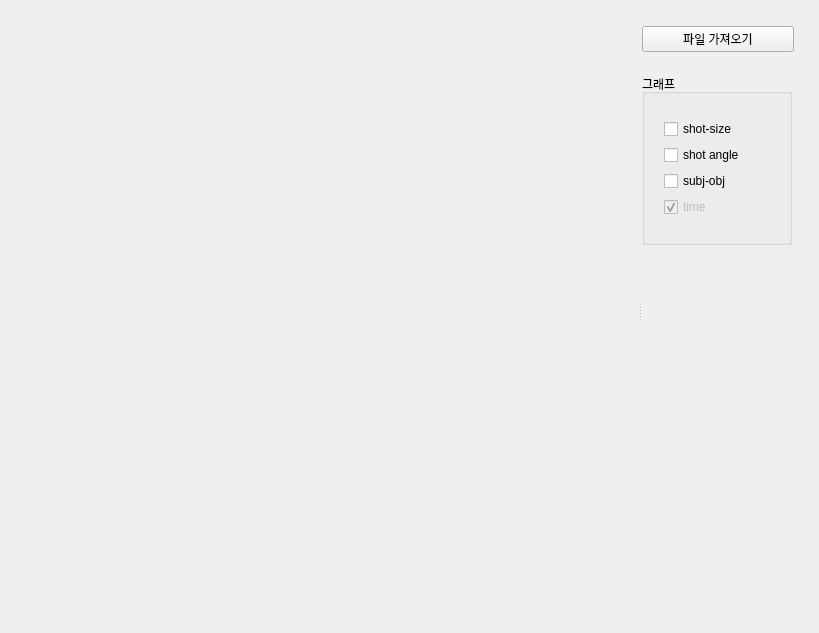
First picture: the form in main.ui, repository jueoneom/shotDataVisualization, before the edit.
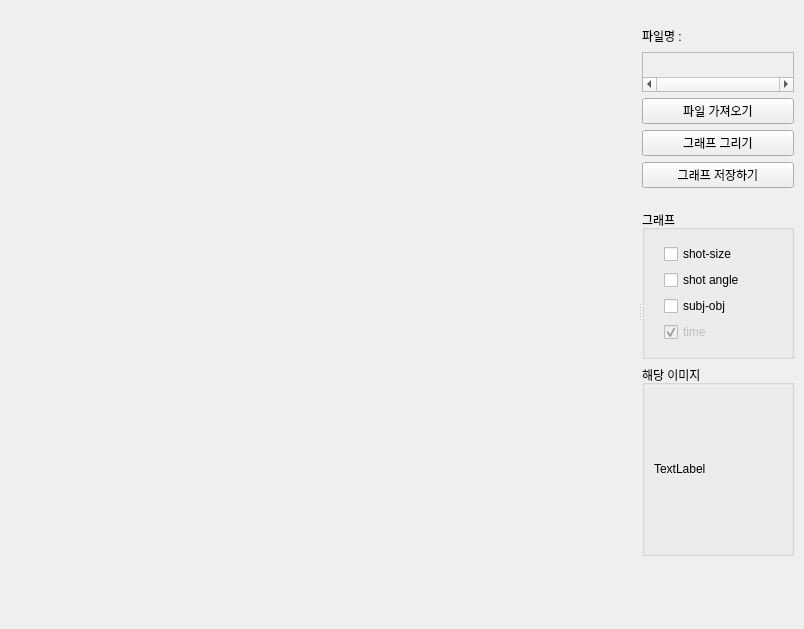
Second picture: the form after the edit.

Commit message: update loadFile & mainUI

What changed in the file:
```diff
--- a/main.ui
+++ b/main.ui
@@ -6,8 +6,8 @@
    <rect>
     <x>0</x>
     <y>0</y>
-    <width>819</width>
-    <height>633</height>
+    <width>804</width>
+    <height>629</height>
    </rect>
   </property>
   <property name="windowTitle">
@@ -40,7 +40,7 @@
     </layout>
    </widget>
    <widget class="QWidget" name="verticalLayoutWidget_2">
-    <layout class="QVBoxLayout" name="verticalLayout_2" stretch="0,0,0,0,0">
+    <layout class="QVBoxLayout" name="verticalLayout_2" stretch="0,0,0,0,0,0,0,0,0,0">
      <property name="sizeConstraint">
       <enum>QLayout::SetDefaultConstraint</enum>
      </property>
@@ -61,12 +61,110 @@
       </widget>
      </item>
      <item>
-      <widget class="QPushButton" name="okBtn">
+      <widget class="QLabel" name="fileNameLabel_2">
+       <property name="minimumSize">
+        <size>
+         <width>0</width>
+         <height>20</height>
+        </size>
+       </property>
+       <property name="maximumSize">
+        <size>
+         <width>100000</width>
+         <height>20</height>
+        </size>
+       </property>
+       <property name="lineWidth">
+        <number>2</number>
+       </property>
+       <property name="text">
+        <string>파일명 : </string>
+       </property>
+      </widget>
+     </item>
+     <item>
+      <widget class="QScrollArea" name="scrollArea">
+       <property name="minimumSize">
+        <size>
+         <width>0</width>
+         <height>20</height>
+        </size>
+       </property>
+       <property name="maximumSize">
+        <size>
+         <width>16777215</width>
+         <height>40</height>
+        </size>
+       </property>
+       <property name="lineWidth">
+        <number>0</number>
+       </property>
+       <property name="verticalScrollBarPolicy">
+        <enum>Qt::ScrollBarAlwaysOff</enum>
+       </property>
+       <property name="horizontalScrollBarPolicy">
+        <enum>Qt::ScrollBarAlwaysOn</enum>
+       </property>
+       <property name="widgetResizable">
+        <bool>true</bool>
+       </property>
+       <widget class="QWidget" name="scrollAreaWidgetContents">
+        <property name="geometry">
+         <rect>
+          <x>0</x>
+          <y>0</y>
+          <width>148</width>
+          <height>44</height>
+         </rect>
+        </property>
+        <layout class="QGridLayout" name="gridLayout_3">
+         <item row="0" column="0">
+          <widget class="QLabel" name="fileNameLabel">
+           <property name="minimumSize">
+            <size>
+             <width>0</width>
+             <height>20</height>
+            </size>
+           </property>
+           <property name="maximumSize">
+            <size>
+             <width>100000</width>
+             <height>20</height>
+            </size>
+           </property>
+           <property name="lineWidth">
+            <number>2</number>
+           </property>
+           <property name="text">
+            <string/>
+           </property>
+          </widget>
+         </item>
+        </layout>
+       </widget>
+      </widget>
+     </item>
+     <item>
+      <widget class="QPushButton" name="loadFileBtn">
        <property name="text">
         <string>파일 가져오기</string>
        </property>
       </widget>
      </item>
+     <item>
+      <widget class="QPushButton" name="okBtn_2">
+       <property name="text">
+        <string>그래프 그리기</string>
+       </property>
+      </widget>
+     </item>
+     <item>
+      <widget class="QPushButton" name="okBtn_3">
+       <property name="text">
+        <string>그래프 저장하기</string>
+       </property>
+      </widget>
+     </item>
      <item>
       <widget class="QWidget" name="widget_4" native="true">
        <property name="minimumSize">
@@ -83,7 +181,7 @@
        </property>
       </widget>
      </item>
-     <item alignment="Qt::AlignLeft">
+     <item>
       <widget class="QGroupBox" name="groupBox">
        <property name="minimumSize">
         <size>
@@ -93,7 +191,7 @@
        </property>
        <property name="maximumSize">
         <size>
-         <width>600</width>
+         <width>1000</width>
          <height>171</height>
         </size>
        </property>
@@ -154,6 +252,28 @@
        </layout>
       </widget>
      </item>
+     <item>
+      <widget class="QGroupBox" name="groupBox_2">
+       <property name="title">
+        <string>해당 이미지</string>
+       </property>
+       <layout class="QGridLayout" name="gridLayout_2">
+        <item row="0" column="0">
+         <widget class="QLabel" name="label">
+          <property name="minimumSize">
+           <size>
+            <width>0</width>
+            <height>150</height>
+           </size>
+          </property>
+          <property name="text">
+           <string>TextLabel</string>
+          </property>
+         </widget>
+        </item>
+       </layout>
+      </widget>
+     </item>
      <item>
       <widget class="QWidget" name="widget_2" native="true"/>
      </item>
```
Left out of the diff: 4 changed lines with no effect on the pictures. The commit also changes 18 other files.
